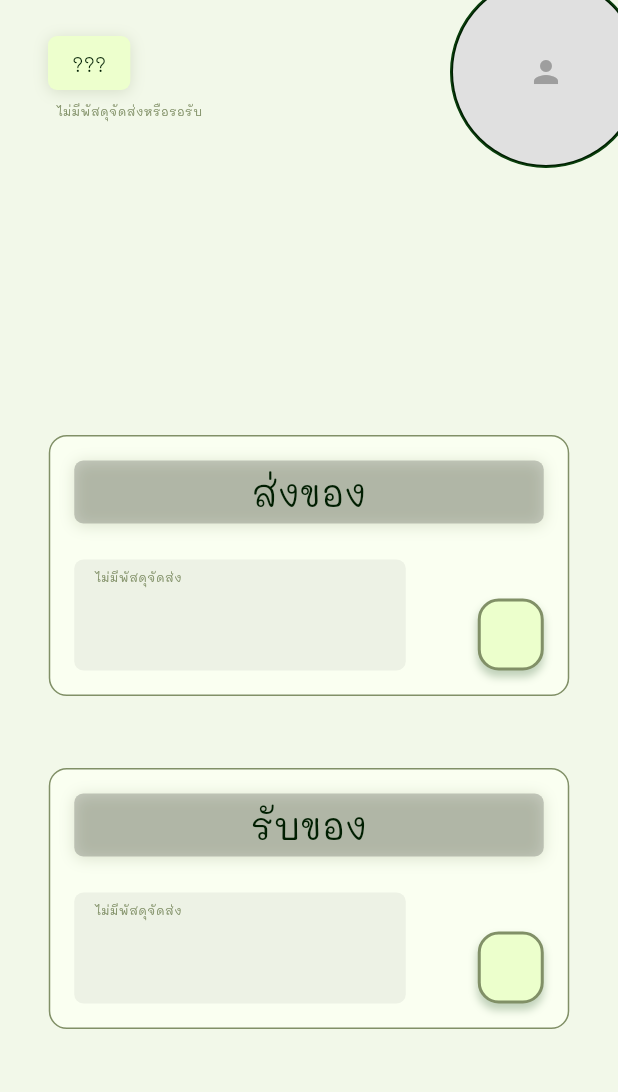
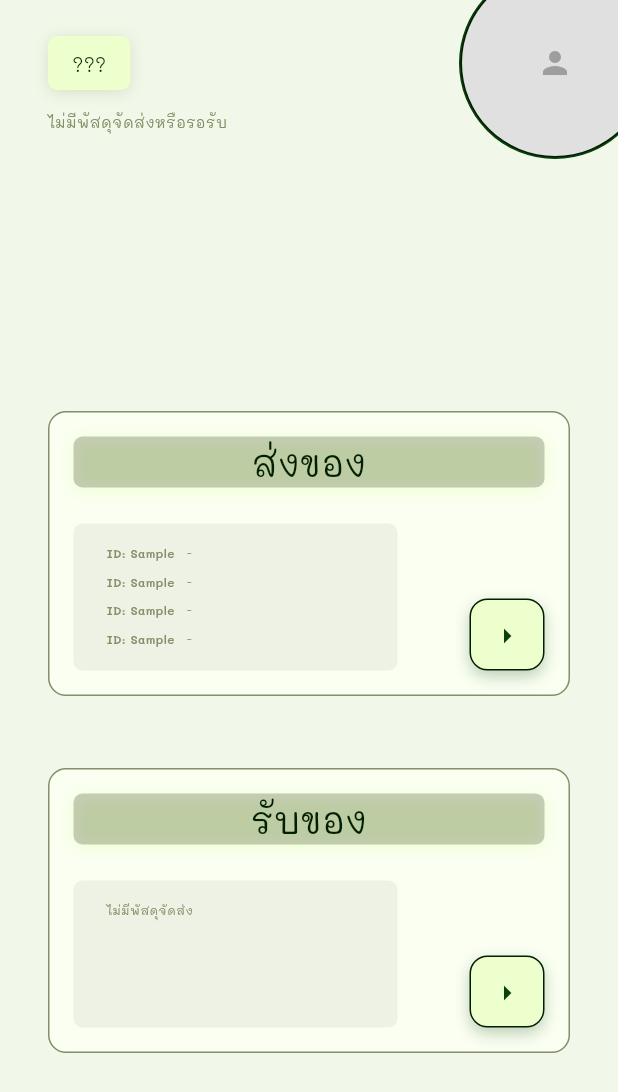
Before and after one commit to TheeraphatStudent/catdiff, a Flutter app: the HomeScreen screen opened by its route, on a phone screen of 412 x 824 dp. Shown: the top 1092 px of the screen. Run offline on Flutter 3.47's test engine with Material 3 defaults, Android fonts, the phone set to English and light mode, and no system bars; our stand-ins replace cloud_firestore, easy_stepper, firebase_auth, firebase_core, flutter_svg, geolocator and 4 more; missing offline and left inert: dart_jsonwebtoken, wolt_modal_sheet; accounts and stored records are empty; project files that could hold a hidden picture were left out.

Commit message:
feat: implement status contaienr widget

```diff
--- a/app/lib/pages/rider/raider_listprod.dart
+++ b/app/lib/pages/rider/raider_listprod.dart
@@ -2,7 +2,7 @@ import 'package:app/config/share/app_data.dart';
 import 'package:app/widget/button_raider.dart';
 import 'package:flutter/material.dart';
 import 'package:cloud_firestore/cloud_firestore.dart';
-import 'package:app/types/delivery.dart';
+import 'package:app/types/delivery/delivery.dart';
 import 'package:app/widget/button_raider.dart';
 import 'package:app/widget/profile_img.widget.dart';
 
--- a/app/lib/pages/user/user_home.dart
+++ b/app/lib/pages/user/user_home.dart
@@ -1,6 +1,7 @@
 import 'package:app/config/share/app_data.dart';
 import 'package:app/config/theme/app_theme.dart';
 import 'package:app/layout/MainLayout.dart';
+import 'package:app/types/delivery/delivery_home.dart';
 import 'package:app/types/user/type.dart';
 import 'package:app/widget/card/status_container.widget.dart';
 import 'package:app/widget/profile_img.widget.dart';
@@ -80,42 +81,22 @@ class _HomeScreenState extends State<HomeScreen> {
                           ],
                         ),
                       ),
-                      Container(
-                        padding: const EdgeInsets.symmetric(
-                          horizontal: 6,
-                          vertical: 2,
-                        ),
-                        decoration: ShapeDecoration(
-                          shape: RoundedRectangleBorder(
-                            borderRadius: BorderRadius.circular(6),
-                          ),
-                        ),
-                        child: Row(
-                          mainAxisSize: MainAxisSize.min,
-                          mainAxisAlignment: MainAxisAlignment.start,
-                          crossAxisAlignment: CrossAxisAlignment.center,
-                          spacing: 8,
-                          children: [
-                            Text(
-                              'ไม่มีพัสดุจัดส่งหรือรอรับ',
-                              style: TextStyle(
-                                color: const Color(
-                                  0xFF819067,
-                                ) /* Primary-Green2 */,
-                                fontSize: 8,
-                                fontFamily: 'Mali',
-                                fontWeight: FontWeight.w400,
-                              ),
-                            ),
-                          ],
+                      SizedBox(height: 2),
+                      Text(
+                        'ไม่มีพัสดุจัดส่งหรือรอรับ',
+                        style: TextStyle(
+                          color: const Color(0xFF819067) /* Primary-Green2 */,
+                          fontSize: 10,
+                          fontFamily: 'Mali',
+                          fontWeight: FontWeight.w400,
                         ),
                       ),
                     ],
                   ),
                 ),
                 Positioned(
-                  right: -16,
-                  top: -16,
+                  right: -22,
+                  top: -22,
                   // child: ProfileWidget(isEdited: false, size: ProfileSize.md),
                   child: ProfileWidgets.avatar(
                     isEdited: false,
@@ -130,15 +111,49 @@ class _HomeScreenState extends State<HomeScreen> {
           Expanded(
             child: Center(
               child: SingleChildScrollView(
-                padding: const EdgeInsets.symmetric(vertical: 24),
+                padding: const EdgeInsets.symmetric(
+                  vertical: 24,
+                  horizontal: 32,
+                ),
                 child: Column(
                   mainAxisSize: MainAxisSize.min,
                   mainAxisAlignment: MainAxisAlignment.start,
                   crossAxisAlignment: CrossAxisAlignment.center,
                   children: [
-                    StatusContainer(type: UserType.sender),
+                    StatusContainer(
+                      type: UserType.sender,
+                      deliveryStatDisplayItems: [
+                        DeliveryStatDisplayItem(
+                          deliveryId: "Sample",
+                          status: "",
+                        ),
+                        DeliveryStatDisplayItem(
+                          deliveryId: "Sample",
+                          status: "",
+                        ),
+                        DeliveryStatDisplayItem(
+                          deliveryId: "Sample",
+                          status: "",
+                        ),
+                        DeliveryStatDisplayItem(
+                          deliveryId: "Sample",
+                          status: "",
+                        ),
+                        DeliveryStatDisplayItem(
+                          deliveryId: "Sample",
+                          status: "",
+                        ),
+                        DeliveryStatDisplayItem(
+                          deliveryId: "Sample",
+                          status: "",
+                        ),
+                      ],
+                    ),
                     const SizedBox(height: 48),
-                    StatusContainer(type: UserType.receiver),
+                    StatusContainer(
+                      type: UserType.receiver,
+                      deliveryStatDisplayItems: [],
+                    ),
                   ],
                 ),
               ),
--- a/app/lib/service/delivery/delivery_service.dart
+++ b/app/lib/service/delivery/delivery_service.dart
@@ -1,7 +1,7 @@
 import 'dart:developer';
 
 import 'package:app/service/helper/firebase_connection.dart';
-import 'package:app/types/delivery.dart';
+import 'package:app/types/delivery/delivery.dart';
 import 'package:app/types/status.dart';
 import 'package:cloud_firestore/cloud_firestore.dart';
 
--- /dev/null
+++ b/app/lib/types/delivery/delivery_home.dart
@@ -0,0 +1,6 @@
+class DeliveryStatDisplayItem {
+  String deliveryId;
+  String status;
+
+  DeliveryStatDisplayItem({required this.deliveryId, required this.status});
+}
--- a/app/lib/widget/button.widget.dart
+++ b/app/lib/widget/button.widget.dart
@@ -16,9 +16,11 @@ class ButtonActions extends StatefulWidget {
     required this.variant,
     this.theme,
     this.onPressed,
+    this.onLabelPressed,
+
     this.icon,
-    this.onLabelPressed,
     this.iconPosition = IconPosition.right,
+
     this.height = 48,
     this.width = ButtonWidth.fit,
   });
--- a/app/lib/widget/button_raider.dart
+++ b/app/lib/widget/button_raider.dart
@@ -1,6 +1,6 @@
 import 'package:flutter/material.dart';
 import 'package:cloud_firestore/cloud_firestore.dart';
-import 'package:app/types/delivery.dart';
+import 'package:app/types/delivery/delivery.dart';
 
 class RaidCard extends StatefulWidget {
   final String documentId;
--- a/app/lib/widget/card/status_container.widget.dart
+++ b/app/lib/widget/card/status_container.widget.dart
@@ -1,18 +1,25 @@
+import 'package:app/config/theme/app_theme.dart';
+import 'package:app/types/delivery/delivery_home.dart';
 import 'package:app/types/user/type.dart';
+import 'package:app/widget/button.widget.dart';
 import 'package:flutter/material.dart';
 
 class StatusContainer extends StatelessWidget {
   final UserType type;
+  final List<DeliveryStatDisplayItem> deliveryStatDisplayItems;
 
-  const StatusContainer({super.key, required this.type});
+  const StatusContainer({
+    super.key,
+    required this.type,
+    required this.deliveryStatDisplayItems,
+  });
 
   @override
   Widget build(BuildContext context) {
     final String title = (type == UserType.sender) ? "ส่งของ" : "รับของ";
 
     return Container(
-      width: 347,
-      padding: const EdgeInsets.all(16),
+      width: double.infinity,
       decoration: ShapeDecoration(
         color: const Color(0xFFFAFFF1) /* General-White */,
         shape: RoundedRectangleBorder(
@@ -23,6 +30,8 @@ class StatusContainer extends StatelessWidget {
           borderRadius: BorderRadius.circular(12),
         ),
       ),
+      child: Padding(
+        padding: const EdgeInsets.all(16.0),
         child: Column(
           mainAxisSize: MainAxisSize.min,
           mainAxisAlignment: MainAxisAlignment.start,
@@ -30,8 +39,7 @@ class StatusContainer extends StatelessWidget {
           spacing: 24,
           children: [
             Container(
-            width: 315,
-            padding: const EdgeInsets.symmetric(horizontal: 8, vertical: 4),
+              width: double.infinity,
               decoration: ShapeDecoration(
                 color: Colors.black.withValues(alpha: 0.20),
                 shape: RoundedRectangleBorder(
@@ -39,7 +47,7 @@ class StatusContainer extends StatelessWidget {
                 ),
                 shadows: [
                   BoxShadow(
-                  color: Color(0x3F819067),
+                    color: AppColors.primary5,
                     blurRadius: 8,
                     offset: Offset(0, 1.50),
                     spreadRadius: 0,
@@ -54,7 +62,7 @@ class StatusContainer extends StatelessWidget {
                   Text(
                     title,
                     style: TextStyle(
-                    color: const Color(0xFF001E01) /* General-Black */,
+                      color: AppColors.black /* General-Black */,
                       fontSize: 24,
                       fontFamily: 'Mali',
                       fontWeight: FontWeight.w400,
@@ -80,16 +88,22 @@ class StatusContainer extends StatelessWidget {
                           vertical: 4,
                         ),
                         decoration: ShapeDecoration(
-                        color: const Color(0xFFEDF2E5) /* Gray-Light */,
+                          color: AppColors.grayLight /* Gray-Light */,
                           shape: RoundedRectangleBorder(
                             borderRadius: BorderRadius.circular(6),
                           ),
                         ),
+                        child: Padding(
+                          padding: const EdgeInsets.all(8.0),
+                          child: SizedBox(
+                            height: 74,
+                            child: SingleChildScrollView(
                               child: Column(
                                 mainAxisSize: MainAxisSize.min,
                                 mainAxisAlignment: MainAxisAlignment.start,
                                 crossAxisAlignment: CrossAxisAlignment.start,
-                        children: [
+                                children: deliveryStatDisplayItems.isEmpty
+                                    ? [
                                         Container(
                                           width: double.infinity,
                                           padding: const EdgeInsets.symmetric(
@@ -98,21 +112,23 @@ class StatusContainer extends StatelessWidget {
                                           ),
                                           decoration: ShapeDecoration(
                                             shape: RoundedRectangleBorder(
-                                borderRadius: BorderRadius.circular(6),
+                                              borderRadius:
+                                                  BorderRadius.circular(6),
                                             ),
                                           ),
                                           child: Row(
                                             mainAxisSize: MainAxisSize.min,
-                              mainAxisAlignment: MainAxisAlignment.start,
-                              crossAxisAlignment: CrossAxisAlignment.center,
+                                            mainAxisAlignment:
+                                                MainAxisAlignment.start,
+                                            crossAxisAlignment:
+                                                CrossAxisAlignment.center,
                                             spacing: 8,
                                             children: [
                                               Text(
                                                 'ไม่มีพัสดุจัดส่ง',
                                                 style: TextStyle(
-                                    color: const Color(
-                                      0xFF819067,
-                                    ) /* Primary-Green2 */,
+                                                  color: AppColors
+                                                      .primary2 /* Primary-Green2 */,
                                                   fontSize: 8,
                                                   fontFamily: 'Mali',
                                                   fontWeight: FontWeight.w400,
@@ -121,7 +137,58 @@ class StatusContainer extends StatelessWidget {
                                             ],
                                           ),
                                         ),
+                                      ]
+                                    : deliveryStatDisplayItems.map((item) {
+                                        return Container(
+                                          width: double.infinity,
+                                          padding: const EdgeInsets.symmetric(
+                                            horizontal: 6,
+                                            vertical: 2,
+                                          ),
+                                          margin: const EdgeInsets.only(
+                                            bottom: 4,
+                                          ),
+                                          decoration: ShapeDecoration(
+                                            shape: RoundedRectangleBorder(
+                                              borderRadius:
+                                                  BorderRadius.circular(6),
+                                            ),
+                                          ),
+                                          child: Row(
+                                            mainAxisSize: MainAxisSize.min,
+                                            mainAxisAlignment:
+                                                MainAxisAlignment.start,
+                                            crossAxisAlignment:
+                                                CrossAxisAlignment.center,
+                                            spacing: 8,
+                                            children: [
+                                              Text(
+                                                'ID: ${item.deliveryId}',
+                                                style: TextStyle(
+                                                  color: AppColors
+                                                      .primary2 /* Primary-Green2 */,
+                                                  fontSize: 8,
+                                                  fontFamily: 'Mali',
+                                                  fontWeight: FontWeight.w600,
+                                                ),
+                                              ),
+                                              Text(
+                                                '- ${item.status}',
+                                                style: TextStyle(
+                                                  color: AppColors
+                                                      .primary2 /* Primary-Green2 */,
+                                                  fontSize: 8,
+                                                  fontFamily: 'Mali',
+                                                  fontWeight: FontWeight.w400,
+                                                ),
+                                              ),
                                             ],
+                                          ),
+                                        );
+                                      }).toList(),
+                              ),
+                            ),
+                          ),
                         ),
                       ),
                     ),
@@ -132,42 +199,10 @@ class StatusContainer extends StatelessWidget {
                     crossAxisAlignment: CrossAxisAlignment.center,
                     spacing: 10,
                     children: [
-                    Container(
-                      width: 44,
-                      padding: const EdgeInsets.all(10),
-                      decoration: ShapeDecoration(
-                        color: const Color(0xFFECFFCC) /* Primary-Green5 */,
-                        shape: RoundedRectangleBorder(
-                          side: BorderSide(
-                            width: 2,
-                            color: const Color(0xFF819067) /* Primary-Green2 */,
-                          ),
-                          borderRadius: BorderRadius.circular(14),
-                        ),
-                        shadows: [
-                          BoxShadow(
-                            color: Color(0x3F0A400C),
-                            blurRadius: 4,
-                            offset: Offset(0, 4),
-                            spreadRadius: 0,
-                          ),
-                        ],
-                      ),
-                      child: Row(
-                        mainAxisSize: MainAxisSize.min,
-                        mainAxisAlignment: MainAxisAlignment.center,
-                        crossAxisAlignment: CrossAxisAlignment.center,
-                        spacing: 10,
-                        children: [
-                          Container(
-                            width: 24,
-                            height: 24,
-                            clipBehavior: Clip.antiAlias,
-                            decoration: BoxDecoration(),
-                            child: Stack(),
-                          ),
-                        ],
-                      ),
+                      ButtonActions(
+                        variant: ButtonVariant.secondary,
+                        icon: Icons.arrow_right,
+                        onPressed: () {},
                       ),
                     ],
                   ),
@@ -176,6 +211,7 @@ class StatusContainer extends StatelessWidget {
             ),
           ],
         ),
+      ),
     );
   }
 }
```
Also changed, not shown: app/lib/types/delivery/delivery.dart (renamed from app/lib/types/delivery.dart), app/lib/widget/status/status_field.widget.dart (added). Lines whose indentation alone changed are shown as unchanged.
